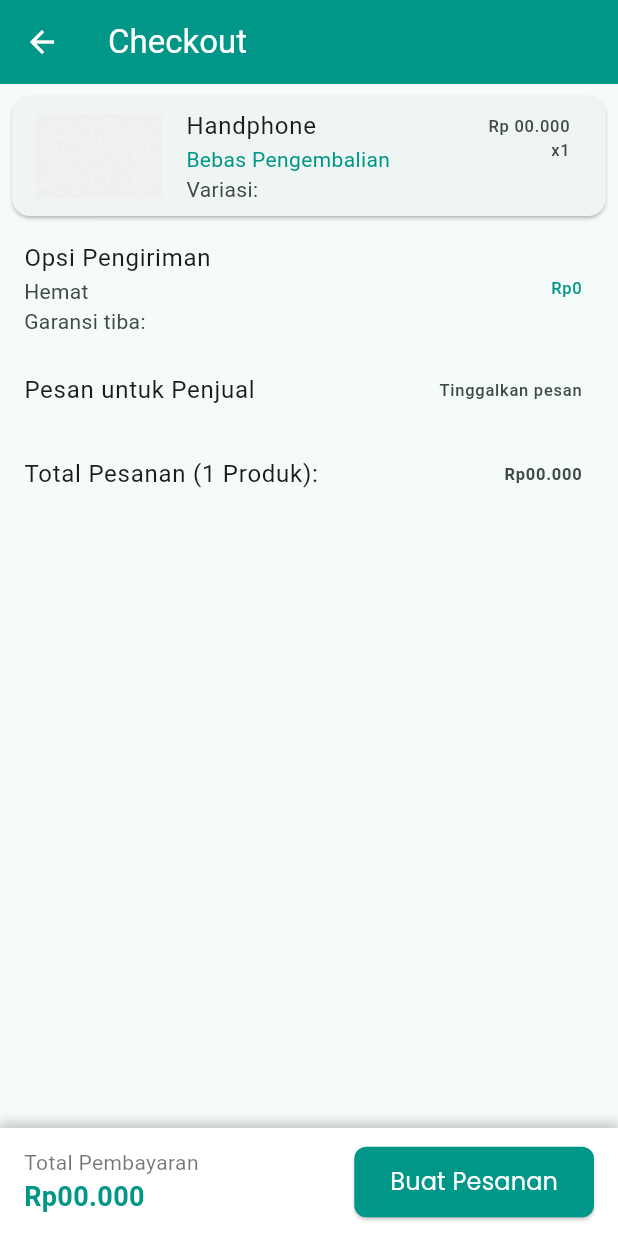
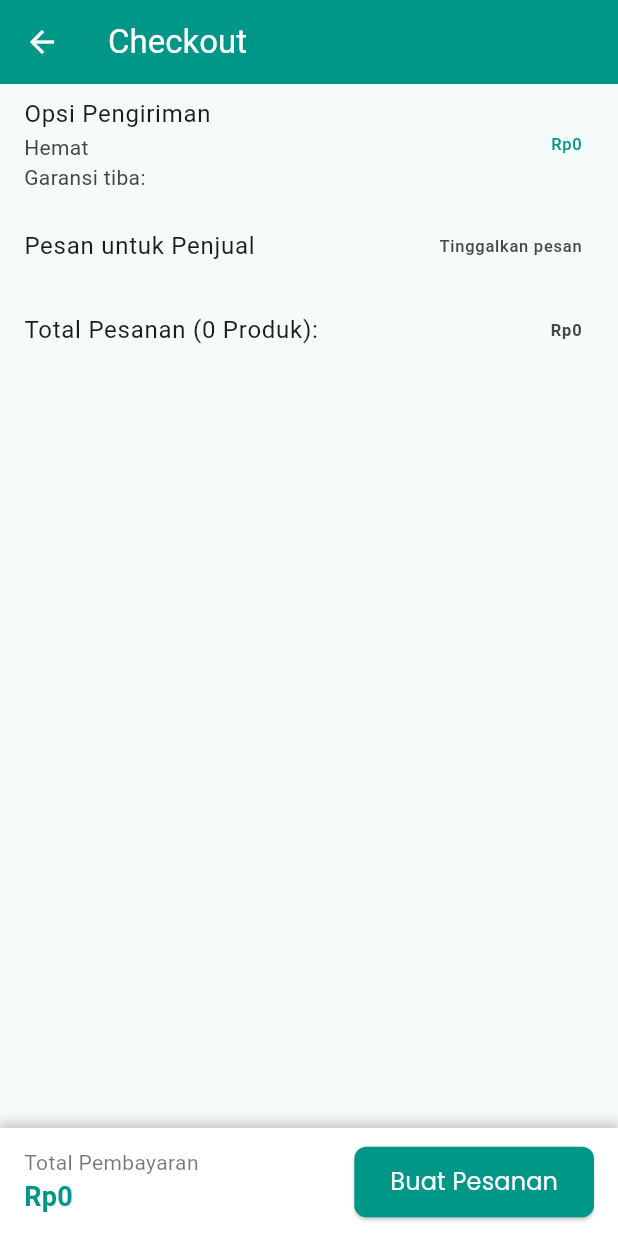
Before and after one commit to JustNap/midtest-MobileProg-MarketPlace, a Flutter app: the CartScreen screen opened by its route, after a tap on "Check Out", on a phone screen of 412 x 824 dp. Run offline on Flutter 3.47's test engine with Material 3 defaults, Android fonts, the phone set to English and light mode, and no system bars; our stand-ins replace file_picker, flutter_chat_types, flutter_chat_ui, image_picker, open_filex, shared_preferences; missing offline and left inert: in_app_notification; accounts and stored records are empty.

Commit message:
simpan data produk dan harga

```diff
--- a/project_market_place/lib/pembelian/checkout.dart
+++ b/project_market_place/lib/pembelian/checkout.dart
@@ -1,7 +1,14 @@
 import 'package:flutter/material.dart';
+import 'package:intl/intl.dart';
+import 'package:project_market_place/models/product.dart';
 import '/akun/transaksiSuccess.dart';
 
 class CheckoutPage extends StatefulWidget {
+  final double totalAmount;
+  final List<Product> cartItems;
+
+  CheckoutPage({required this.totalAmount, required this.cartItems});
+
   @override
   _CheckoutPageState createState() => _CheckoutPageState();
 }
@@ -35,26 +42,32 @@ class _CheckoutPageState extends State<CheckoutPage> {
   }
 
   Widget _buildProductInfo() {
+    return Column(
+      children: widget.cartItems.map((product) {
         return Card(
           margin: EdgeInsets.all(8),
           child: ListTile(
-        leading: Image.asset('assets/Gambar/putih.jpg'),
-        title: Text('Handphone'),
+            leading: Image.asset(product.imageUrl),
+            title: Text(product.name),
             subtitle: Column(
               crossAxisAlignment: CrossAxisAlignment.start,
               children: [
-            Text('Bebas Pengembalian', style: TextStyle(color: Colors.teal)),
+                Text('Bebas Pengembalian',
+                    style: TextStyle(color: Colors.teal)),
                 Text('Variasi:'),
               ],
             ),
             trailing: Column(
               crossAxisAlignment: CrossAxisAlignment.end,
               children: [
-            Text('Rp 00.000'),
-            Text('x1'),
+                Text(
+                    'Rp ${NumberFormat.currency(locale: 'id_ID', symbol: '').format(product.price)}'),
+                Text('x${product.quantity}'),
               ],
             ),
           ),
+        );
+      }).toList(),
     );
   }
 
@@ -123,8 +136,11 @@ class _CheckoutPageState extends State<CheckoutPage> {
 
   Widget _buildOrderSummary() {
     return ListTile(
-      title: Text('Total Pesanan (1 Produk):'),
-      trailing: Text('Rp00.000', style: TextStyle(fontWeight: FontWeight.bold)),
+      title: Text('Total Pesanan (${widget.cartItems.length} Produk):'),
+      trailing: Text(
+        'Rp${NumberFormat.currency(locale: 'id_ID', symbol: '').format(widget.totalAmount)}',
+        style: TextStyle(fontWeight: FontWeight.bold),
+      ),
     );
   }
 
@@ -157,7 +173,7 @@ class _CheckoutPageState extends State<CheckoutPage> {
                 ),
               ),
               Text(
-                'Rp00.000',
+                'Rp${NumberFormat.currency(locale: 'id_ID', symbol: '').format(widget.totalAmount)}',
                 style: TextStyle(
                   fontSize: 18,
                   fontWeight: FontWeight.bold,
@@ -170,7 +186,12 @@ class _CheckoutPageState extends State<CheckoutPage> {
             onPressed: () {
               Navigator.push(
                 context,
-                MaterialPageRoute(builder: (context) => TransactionSuccessPage()),
+                MaterialPageRoute(
+                    builder: (context) => TransactionSuccessPage(
+                        totalAmount: widget.totalAmount,
+                        cartItems: widget.cartItems,
+                    )
+                ),
               );
             },
             child: Text(
--- a/project_market_place/lib/screens/cart_screen.dart
+++ b/project_market_place/lib/screens/cart_screen.dart
@@ -94,9 +94,14 @@ class CartScreen extends StatelessWidget {
                 ElevatedButton(
                   onPressed: () {
                     Navigator.push(
-                    context,
-                    MaterialPageRoute(builder: (context) => CheckoutPage()),
-                  );
+                      context,
+                      MaterialPageRoute(
+                        builder: (context) => CheckoutPage(
+                          totalAmount: cart.totalAmount,
+                          cartItems: cart.items.values.toList(),
+                        )
+                      ),
+                    );
                   },
                   child: Text('Check Out'),
                 ),
```
Also changed, not shown: project_market_place/lib/akun/akun.dart (+15 -8 lines), project_market_place/lib/akun/transaksiSuccess.dart (+19 -4 lines). Lines whose indentation alone changed are shown as unchanged.
